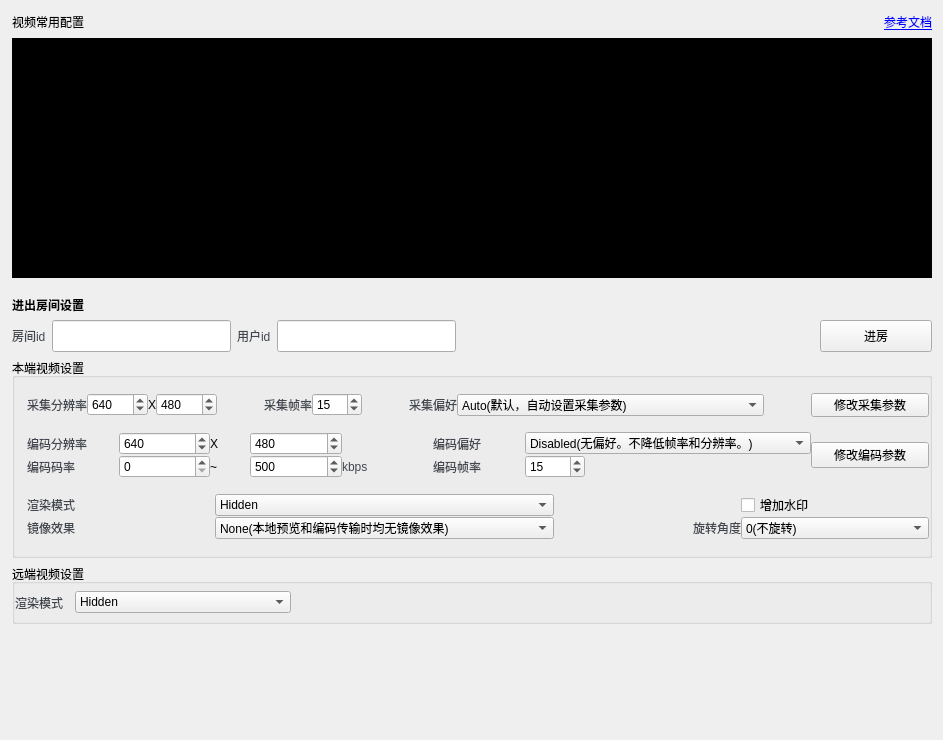
First picture: the form in Windows/src/Advanced/VideoConfig/VideoConfigWidget.ui, repository volcengine/VolcEngineRTC, before the edit.
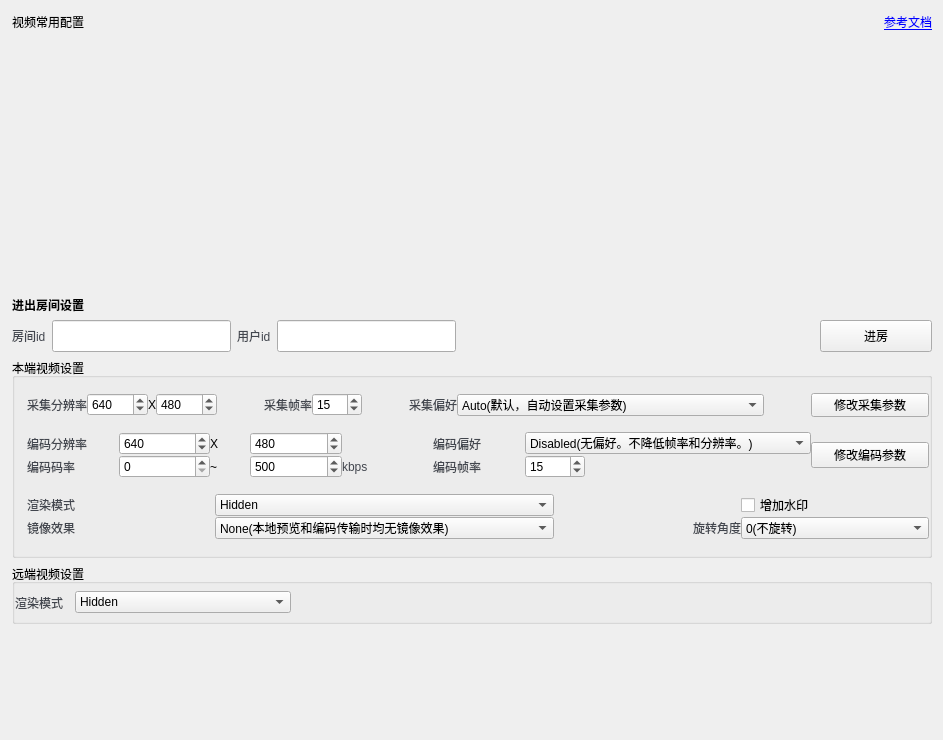
Second picture: the form after the edit. Icons and pictures are not drawn. Custom widgets are drawn as their Qt base class.

The edit to the form file:
```diff
--- a/Windows/src/Advanced/VideoConfig/VideoConfigWidget.ui
+++ b/Windows/src/Advanced/VideoConfig/VideoConfigWidget.ui
@@ -97,7 +97,7 @@
       </size>
      </property>
      <property name="styleSheet">
-      <string notr="true">background-color: rgb(0, 0, 0);</string>
+      <string notr="true"/>
      </property>
      <layout class="QHBoxLayout" name="horizontalLayout">
       <property name="spacing">
```
Left out of the diff: 2 changed lines with no effect on the pictures.
